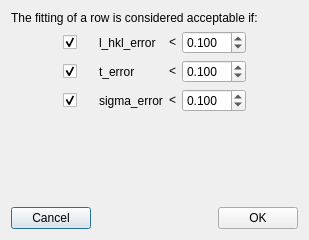
First picture: the form in ibeatles/ui/ui_kropff_good_fit_settings.ui, repository ornlneutronimaging/iBeatles, before the edit.
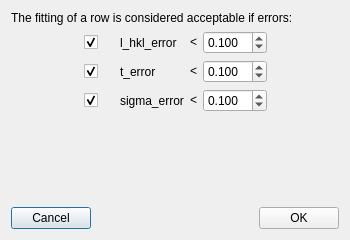
Second picture: the form after the edit.

Commit message: Still working on auto rejecting pixel outside of sample. this refs #113

Patch:
```diff
--- a/ibeatles/ui/ui_kropff_good_fit_settings.ui
+++ b/ibeatles/ui/ui_kropff_good_fit_settings.ui
@@ -9,19 +9,19 @@
    <rect>
     <x>0</x>
     <y>0</y>
-    <width>309</width>
+    <width>350</width>
     <height>240</height>
    </rect>
   </property>
   <property name="minimumSize">
    <size>
-    <width>309</width>
+    <width>350</width>
     <height>240</height>
    </size>
   </property>
   <property name="maximumSize">
    <size>
-    <width>309</width>
+    <width>350</width>
     <height>240</height>
    </size>
   </property>
@@ -32,7 +32,7 @@
    <item>
     <widget class="QLabel" name="label">
      <property name="text">
-      <string>The fitting of a row is considered acceptable if:</string>
+      <string>The fitting of a row is considered acceptable if errors:</string>
      </property>
     </widget>
    </item>
```
The commit also changes 2 other files.
